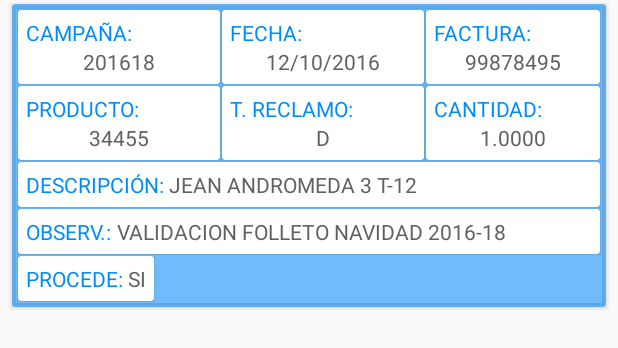
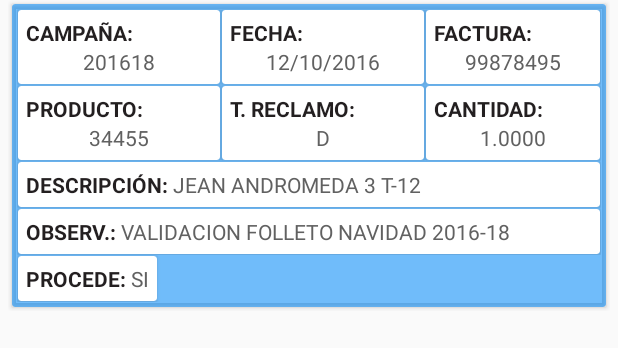
Before and after one commit to dupreemovil/DupreeBolivia--master, an Android app: the layout adapter_cdr.xml on its own in the app's theme, with its tools: preview values and no code run, on a phone screen of 412 x 824 dp. Shown: the top 348 px of the screen. Run offline under Robolectric (Android 15) with nearby library versions, the phone set to English and light mode, and no system bars; network calls fail.

Commit message:
change color to camjes y devoluciones de

```diff
--- a/app/src/main/java/com/dupreincabolivia/dupree/mh_adapters/MH_Adapter_cdr.java
+++ b/app/src/main/java/com/dupreincabolivia/dupree/mh_adapters/MH_Adapter_cdr.java
@@ -57,7 +57,7 @@ public class MH_Adapter_cdr extends RecyclerView.Adapter<MH_Adapter_cdr.ViewHold
 
         //holder.cardViewBackGround.setBackgroundResource(R.color.transp_Accent);
 
-        holder.cardViewBackGround.setCardBackgroundColor(position%2!=0 ? mContext.getResources().getColor(R.color.transp_Accent) : mContext.getResources().getColor(R.color.transp_azulDupree));
+        holder.cardViewBackGround.setCardBackgroundColor(position%2!=0 ? mContext.getResources().getColor(R.color.new_blackc) : mContext.getResources().getColor(R.color.new_amarillo_114C));
 
     }
 
--- a/app/src/main/res/layout/adapter_cdr.xml
+++ b/app/src/main/res/layout/adapter_cdr.xml
@@ -47,14 +47,15 @@
                         android:layout_margin="5dp"
                         android:layout_width="match_parent"
                         android:layout_height="wrap_content">
+
                         <TextView
                             android:layout_width="match_parent"
                             android:layout_height="wrap_content"
                             android:gravity="start"
-                            android:textStyle="normal"
+                            android:text="CAMPAÑA:"
+                            android:textColor="@color/new_blackc"
                             android:textSize="14sp"
-                            android:textColor="@color/azulDupree"
-                            android:text="CAMPAÑA:"/>
+                            android:textStyle="normal|bold" />
 
                         <TextView
                             android:id="@+id/tvCamp"
@@ -83,14 +84,15 @@
                         android:layout_margin="5dp"
                         android:layout_width="match_parent"
                         android:layout_height="wrap_content">
+
                         <TextView
                             android:layout_width="match_parent"
                             android:layout_height="wrap_content"
                             android:gravity="start"
-                            android:textStyle="normal"
+                            android:text="FECHA:"
+                            android:textColor="@color/new_blackc"
                             android:textSize="14sp"
-                            android:textColor="@color/azulDupree"
-                            android:text="FECHA:"/>
+                            android:textStyle="normal|bold" />
                         <TextView
                             android:id="@+id/tvFecha"
                             android:layout_width="match_parent"
@@ -118,14 +120,15 @@
                         android:layout_margin="5dp"
                         android:layout_width="match_parent"
                         android:layout_height="wrap_content">
+
                         <TextView
                             android:layout_width="match_parent"
                             android:layout_height="wrap_content"
                             android:gravity="start"
-                            android:textStyle="normal"
+                            android:text="FACTURA:"
+                            android:textColor="@color/new_blackc"
                             android:textSize="14sp"
-                            android:textColor="@color/azulDupree"
-                            android:text="FACTURA:"/>
+                            android:textStyle="normal|bold" />
                         <TextView
                             android:id="@+id/tvFact"
                             android:layout_width="match_parent"
@@ -161,14 +164,15 @@
                         android:layout_margin="5dp"
                         android:layout_width="match_parent"
                         android:layout_height="wrap_content">
+
                         <TextView
                             android:layout_width="match_parent"
                             android:layout_height="wrap_content"
                             android:gravity="start"
-                            android:textStyle="normal"
+                            android:text="PRODUCTO:"
+                            android:textColor="@color/new_blackc"
                             android:textSize="14sp"
-                            android:textColor="@color/azulDupree"
-                            android:text="PRODUCTO:"/>
+                            android:textStyle="normal|bold" />
 
                         <TextView
                             android:id="@+id/tvProduct"
@@ -197,14 +201,15 @@
                         android:layout_margin="5dp"
                         android:layout_width="match_parent"
                         android:layout_height="wrap_content">
+
                         <TextView
                             android:layout_width="match_parent"
                             android:layout_height="wrap_content"
                             android:gravity="start"
-                            android:textStyle="normal"
+                            android:text="T. RECLAMO:"
+                            android:textColor="@color/new_blackc"
                             android:textSize="14sp"
-                            android:textColor="@color/azulDupree"
-                            android:text="T. RECLAMO:"/>
+                            android:textStyle="normal|bold" />
                         <TextView
                             android:id="@+id/tvTReclamo"
                             android:layout_width="match_parent"
@@ -232,14 +237,15 @@
                         android:layout_margin="5dp"
                         android:layout_width="match_parent"
                         android:layout_height="wrap_content">
+
                         <TextView
                             android:layout_width="match_parent"
                             android:layout_height="wrap_content"
                             android:gravity="start"
-                            android:textStyle="normal"
+                            android:text="CANTIDAD:"
+                            android:textColor="@color/new_blackc"
                             android:textSize="14sp"
-                            android:textColor="@color/azulDupree"
-                            android:text="CANTIDAD:"/>
+                            android:textStyle="normal|bold" />
                         <TextView
                             android:id="@+id/tvCantidad"
                             android:layout_width="match_parent"
@@ -279,10 +285,10 @@
                             android:layout_width="wrap_content"
                             android:layout_height="wrap_content"
                             android:gravity="start"
-                            android:textStyle="normal"
+                            android:text="DESCRIPCIÓN: "
+                            android:textColor="@color/new_blackc"
                             android:textSize="14sp"
-                            android:textColor="@color/azulDupree"
-                            android:text="DESCRIPCIÓN: "/>
+                            android:textStyle="normal|bold" />
 
                         <TextView
                             android:id="@+id/tvDescrip"
@@ -323,10 +329,10 @@
                             android:layout_width="wrap_content"
                             android:layout_height="wrap_content"
                             android:gravity="start"
-                            android:textStyle="normal"
+                            android:text="OBSERV.: "
+                            android:textColor="@color/new_blackc"
                             android:textSize="14sp"
-                            android:textColor="@color/azulDupree"
-                            android:text="OBSERV.: "/>
+                            android:textStyle="normal|bold" />
 
                         <TextView
                             android:id="@+id/tvObserv"
@@ -368,10 +374,10 @@
                             android:layout_width="wrap_content"
                             android:layout_height="wrap_content"
                             android:gravity="start"
-                            android:textStyle="normal"
+                            android:text="PROCEDE: "
+                            android:textColor="@color/new_blackc"
                             android:textSize="14sp"
-                            android:textColor="@color/azulDupree"
-                            android:text="PROCEDE: "/>
+                            android:textStyle="normal|bold" />
 
                         <TextView
                             android:id="@+id/tvProcede"
```
